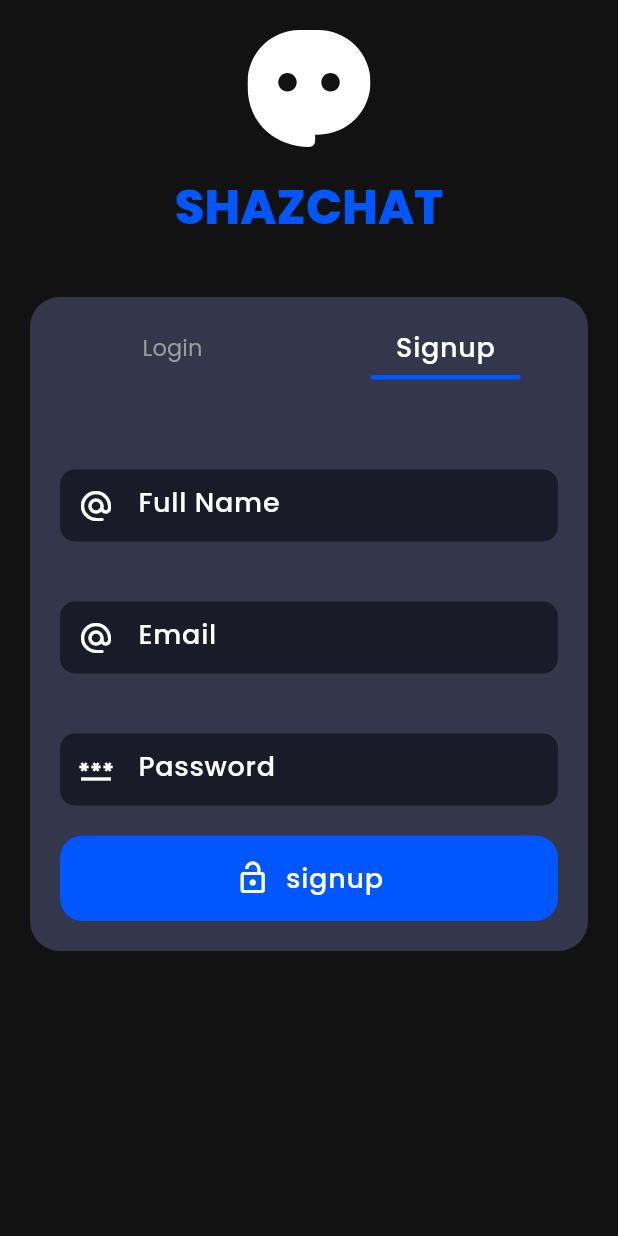
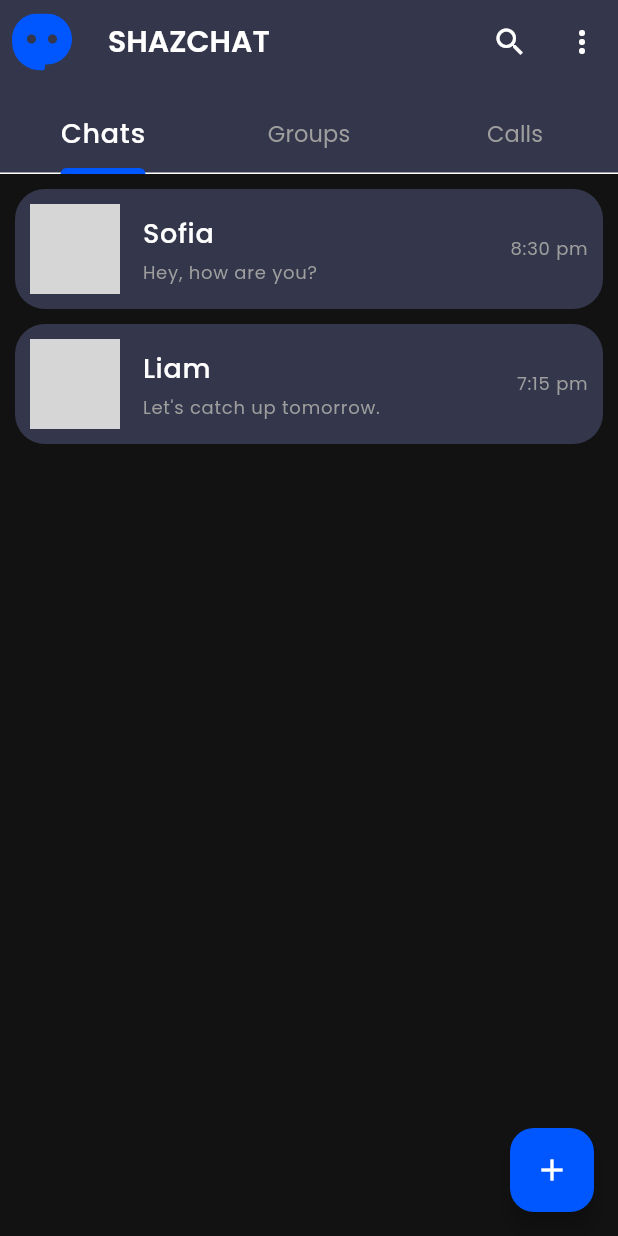
Before and after one commit to Sharonwanjiru392/messenger_app, a Flutter app: the Authpage screen opened by its route, after a tap on "Signup", after a tap on "signup", on a phone screen of 412 x 824 dp. Run offline on Flutter 3.47's test engine with Material 3 defaults, Android fonts, the phone set to English and light mode, and no system bars; our stand-ins replace flutter_svg, get, slide_to_act; grey boxes are pictures that could not be loaded.

Commit message:
message app

```diff
--- a/lib/config/PagePath.dart
+++ b/lib/config/PagePath.dart
@@ -3,11 +3,23 @@ import 'package:flutter/widgets.dart';
 import 'package:get/get_navigation/src/routes/get_route.dart';
 import 'package:get/get_navigation/src/routes/transitions_type.dart';
 import 'package:messenger_app/pages/Auth/AuthPage.dart';
+import 'package:messenger_app/pages/Chat/ChatPage.dart';
+import 'package:messenger_app/pages/Home/HomePage.dart';
 
 var pagePath = [
   GetPage(
     name: "/authPage",
     page: () => Authpage(),
     transition: Transition.leftToRight,
+    ),
+    GetPage(
+    name: "/Homepage",
+    page: () => Homepage(),
+    transition: Transition.leftToRight,
+    ),
+    GetPage(
+    name: "/Chatpage",
+    page: () => Chatpage(),
+    transition: Transition.leftToRight,
     )
 ];
--- a/lib/pages/Auth/Widgets/LoginForm.dart
+++ b/lib/pages/Auth/Widgets/LoginForm.dart
@@ -1,4 +1,6 @@
 import 'package:flutter/material.dart';
+import 'package:get/get_core/src/get_main.dart';
+import 'package:get/get_navigation/get_navigation.dart';
 import 'package:messenger_app/Widget/PrimaryButton.dart';
 
 class Loginform extends StatelessWidget {
@@ -38,7 +40,7 @@ class Loginform extends StatelessWidget {
               btnName: "Login",
               icon: Icons.lock_open_outlined,
               ontap: () {
-
+                Get.offAllNamed("/Homepage");
               },
             ),
           ],
--- a/lib/pages/Auth/Widgets/SignupForm.dart
+++ b/lib/pages/Auth/Widgets/SignupForm.dart
@@ -1,4 +1,6 @@
 import 'package:flutter/material.dart';
+import 'package:get/get_core/src/get_main.dart';
+import 'package:get/get_navigation/get_navigation.dart';
 import 'package:messenger_app/Widget/PrimaryButton.dart';
 
 class Signupform extends StatelessWidget {
@@ -8,39 +10,28 @@ class Signupform extends StatelessWidget {
   Widget build(BuildContext context) {
     return Column(
       children: [
-        SizedBox(
-          height: 40,
-        ),
+        SizedBox(height: 40),
         TextField(
           decoration: InputDecoration(
             hintText: "Full Name",
-            prefixIcon: Icon(Icons.alternate_email_rounded
-            ),
+            prefixIcon: Icon(Icons.alternate_email_rounded),
           ),
         ),
-        SizedBox(
-          height: 40,
-        ),
+        SizedBox(height: 40),
         TextField(
           decoration: InputDecoration(
             hintText: "Email",
-            prefixIcon: Icon(Icons.alternate_email_rounded
-            ),
+            prefixIcon: Icon(Icons.alternate_email_rounded),
           ),
         ),
-        SizedBox(
-          height: 40,
-        ),
+        SizedBox(height: 40),
         TextField(
           decoration: InputDecoration(
             hintText: "Password",
-            prefixIcon: Icon(Icons.password_outlined
-            ),
+            prefixIcon: Icon(Icons.password_outlined),
           ),
         ),
-        SizedBox(
-          height: 20,
-        ),
+        SizedBox(height: 20),
         Column(
           mainAxisAlignment: MainAxisAlignment.center,
           children: [
@@ -48,12 +39,11 @@ class Signupform extends StatelessWidget {
               btnName: "signup",
               icon: Icons.lock_open_outlined,
               ontap: () {
-
+                Get.offAllNamed("/Homepage");
               },
             ),
           ],
-        )
-
+        ),
       ],
     );
   }
--- /dev/null
+++ b/lib/pages/Chat/ChatPage.dart
@@ -0,0 +1,42 @@
+import 'package:flutter/material.dart';
+// import 'package:flutter_svg/svg.dart';
+// import 'package:messenger_app/config/images.dart';
+
+class Chatpage extends StatelessWidget {
+  const Chatpage({super.key});
+
+  @override
+  Widget build(BuildContext context) {
+    return Scaffold(
+      appBar: AppBar(
+        leading: Padding(
+          padding: const EdgeInsets.all(8.0),
+          child:Image.asset("assets/images/girl_pic.png"),
+
+        ),
+        title: Row(
+          children: [
+            Row(
+              children: [
+                Image.asset("assets/images/girl_pic.png",  width: 50,),
+
+                Column(
+                  crossAxisAlignment:CrossAxisAlignment.start,
+                  children: [
+                    Text("Sofia", style: Theme.of(context).textTheme.bodyLarge),
+                    Text("Onlone", style: Theme.of(context).textTheme.labelSmall)
+                  ],
+                ),
+              ],
+            ),
+          ],
+        ),
+      ),
+      body: Column(
+        children: [
+
+        ],
+      ),
+    );
+  }
+}
--- /dev/null
+++ b/lib/pages/Home/HomePage.dart
@@ -0,0 +1,83 @@
+import 'package:flutter/material.dart';
+import 'package:flutter_svg/svg.dart';
+import 'package:get/get_core/src/get_main.dart';
+import 'package:get/get_navigation/get_navigation.dart';
+import 'package:messenger_app/config/Strings.dart';
+import 'package:messenger_app/config/images.dart';
+import 'package:messenger_app/pages/Home/Widget/ChatsList.dart';
+import 'package:messenger_app/pages/Home/Widget/TabBar.dart';
+
+class Homepage extends StatefulWidget {
+  const Homepage({super.key});
+
+  @override
+  State<Homepage> createState() => _HomepageState();
+}
+
+class _HomepageState extends State<Homepage> with TickerProviderStateMixin {
+  @override
+  Widget build(BuildContext context) {
+    TabController tabController = TabController(length: 3, vsync: this);
+    return DefaultTabController(
+      length: 3,
+      child: Scaffold(
+        appBar: AppBar(
+          backgroundColor: Theme.of(context).colorScheme.primaryContainer,
+          title: Text(
+            AppString.appName,
+            style: Theme.of(context).textTheme.headlineSmall,
+          ),
+          leading: Padding(
+            padding: const EdgeInsets.all(8.0),
+            child: SvgPicture.asset(
+              AssetsImage.appIconSVG,
+            ),
+          ),
+          actions: [
+            IconButton(
+              onPressed: () {},
+              icon: const Icon(Icons.search),
+            ),
+            IconButton(
+              onPressed: () {},
+              icon: const Icon(Icons.more_vert),
+            ),
+          ],
+           bottom: myTabBar(tabController, context),
+
+        ),
+        floatingActionButton: FloatingActionButton(
+        onPressed: () {
+          Get.toNamed("/contactPage");
+        },
+        backgroundColor: Theme.of(context).colorScheme.primary,
+        child: Icon(
+          Icons.add,
+          color: Theme.of(context).colorScheme.onBackground,
+        ),
+      ),
+         body: Padding(
+           padding: const EdgeInsets.all(10),
+           child: TabBarView(
+            controller: tabController,
+            children: [
+           Chatslist(),
+            ListView(children: [
+              ListTile(
+                title: Text("Name Sharon"),
+              )
+            ],
+            ),
+            ListView(children: [
+              ListTile(
+                title: Text("Name Sharon"),
+              )
+            ],
+            ),
+           ]
+                 ),
+         ),
+      ),
+    );
+  }
+}
--- /dev/null
+++ b/lib/pages/Home/Widget/ChatTile.dart
@@ -0,0 +1,47 @@
+import 'package:flutter/material.dart';
+
+class Chattile extends StatelessWidget {
+  final String imageUrl;
+  final String name;
+  final String LastChat;
+  final String LastTime;
+  const Chattile({super.key, required this.imageUrl, required this.name, required this.LastChat, required this.LastTime});
+
+  @override
+  Widget build(BuildContext context) {
+    return Container(
+      margin: EdgeInsets.only(bottom: 10),
+      padding: const EdgeInsets.all(10),
+      decoration: BoxDecoration(
+        borderRadius: BorderRadius.circular(20),
+        color: Theme.of(context).colorScheme.primaryContainer,
+      ),
+      child: Row(
+        mainAxisAlignment: MainAxisAlignment.spaceBetween,
+        children: [
+          Row(
+            children: [
+              Image.asset(imageUrl, width: 60, height: 60),
+              const SizedBox(width: 15),
+              Column(
+                crossAxisAlignment: CrossAxisAlignment.start,
+                children: [
+                  Text(
+                    name,
+                    style: Theme.of(context).textTheme.bodyLarge,
+                  ),
+                  const SizedBox(height: 5),
+                  Text(
+                    LastChat,
+                    style: Theme.of(context).textTheme.labelMedium,
+                  ),
+                ],
+              ),
+            ],
+          ),
+          Text(LastTime, style: Theme.of(context).textTheme.labelMedium),
+        ],
+      ),
+    );
+  }
+}
--- /dev/null
+++ b/lib/pages/Home/Widget/ChatsList.dart
@@ -0,0 +1,32 @@
+import 'package:flutter/material.dart';
+import 'package:get/get.dart';
+import 'package:messenger_app/pages/Home/Widget/ChatTile.dart';
+
+class Chatslist extends StatelessWidget {
+  const Chatslist({super.key});
+
+  @override
+  Widget build(BuildContext context) {
+    return ListView(
+      children: [
+        InkWell(
+          onTap: () {
+            Get.toNamed("/Chatpage");
+          },
+          child: Chattile(
+            imageUrl: "assets/images/girl_pic.png",
+            name: "Sofia",
+            LastChat: "Hey, how are you?",
+            LastTime: "8:30 pm",
+          ),
+        ),
+        Chattile(
+          imageUrl: "assets/images/boy_pic.png",
+          name: "Liam",
+          LastChat: "Let's catch up tomorrow.",
+          LastTime: "7:15 pm",
+        ),
+      ],
+    );
+  }
+}
--- /dev/null
+++ b/lib/pages/Home/Widget/TabBar.dart
@@ -0,0 +1,25 @@
+import 'package:flutter/material.dart';
+
+myTabBar(TabController tabController, BuildContext context) {
+  return PreferredSize(
+    preferredSize: Size.fromHeight(60),
+    child: TabBar(
+      controller: tabController,
+      indicatorWeight: 4,
+      indicatorSize: TabBarIndicatorSize.label,
+      labelStyle: Theme.of(context).textTheme.bodyLarge,
+      unselectedLabelStyle: Theme.of(context).textTheme.labelLarge,
+      tabs: const [
+        Tab(
+          text: "Chats",
+        ),
+        Tab(
+          text: "Groups",
+        ),
+        Tab(
+          text: "Calls",
+        ),
+      ],
+    ),
+  );
+}
--- a/pubspec.yaml
+++ b/pubspec.yaml
@@ -63,7 +63,7 @@ flutter:
   # To add assets to your application, add an assets section, like this:
   assets:
     - assets/icons/
-    - assets/images/
+    - assets/Images/
   #   - images/a_dot_ham.jpeg
 
   # An image asset can refer to one or more resolution-specific "variants", see
```
Also changed, not shown: 1 other file.
